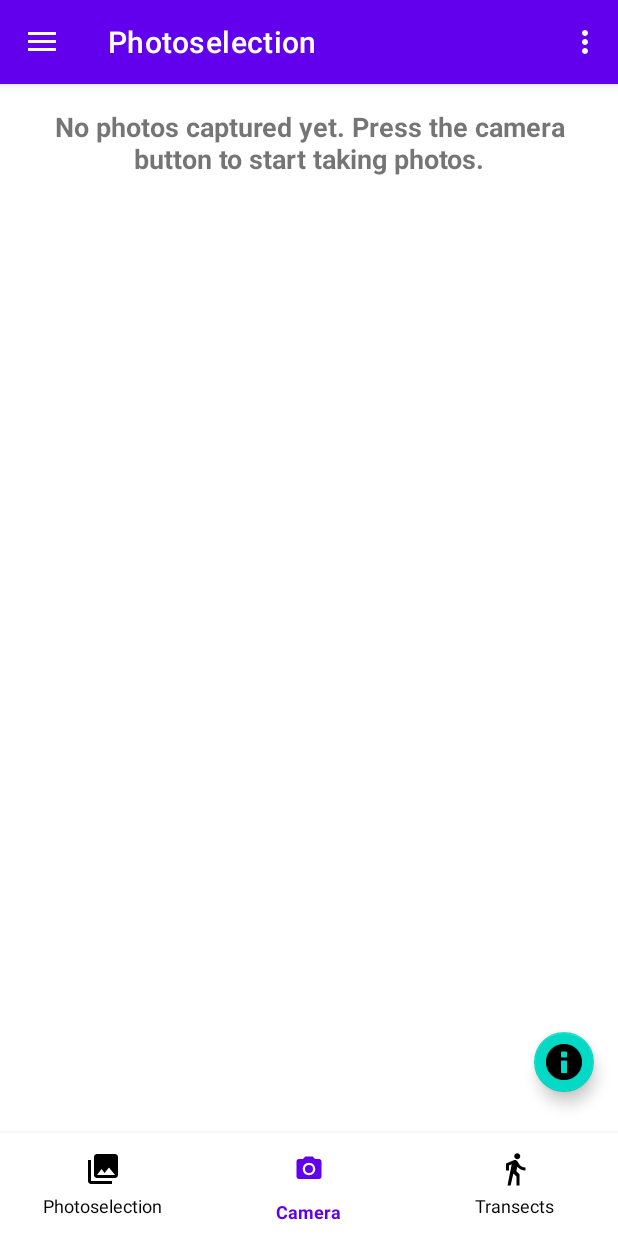
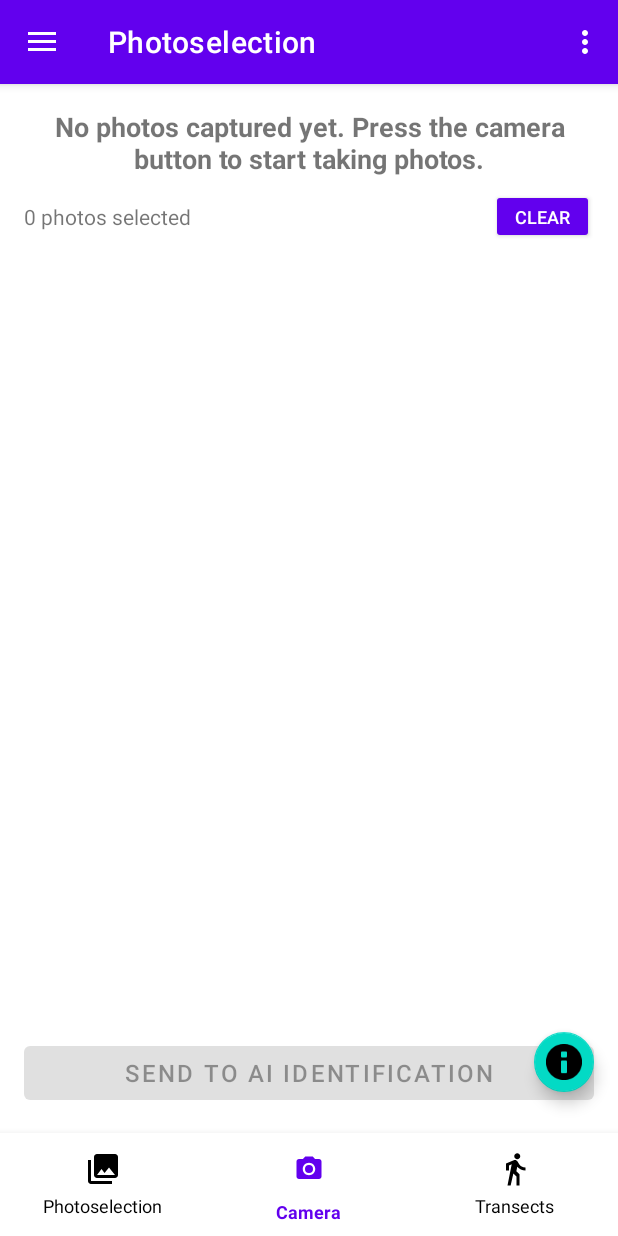
Before and after one commit to ertch/YoloFly, an Android app: the screen it shows after launch (MainActivity), after a tap on "Photoselection", on a phone screen of 412 x 824 dp. Run offline under Robolectric (Android 15) with nearby library versions, the phone set to English and light mode, and no system bars; our stand-ins replace Room's generated code, navigation-ui; libraries missing offline, so code that uses them is left out: androidx.camera.core, androidx.camera.lifecycle; 4 statements that could not run were skipped.

Commit message:
photos start getting taken when camera btn pressed, photoselection works correctly, photos get stored in phone storage / app storage, hashes get sent to database, debug mode true to inspect database in android studio

```diff
--- a/app/src/main/AndroidManifest.xml
+++ b/app/src/main/AndroidManifest.xml
@@ -4,6 +4,10 @@
     <uses-permission android:name="android.permission.CAMERA" />
     <uses-feature android:name="android.hardware.camera" android:required="true" />
     <uses-feature android:name="android.hardware.camera.autofocus" />
+
+    <uses-permission android:name="android.permission.ACCESS_FINE_LOCATION" />
+    <uses-permission android:name="android.permission.ACCESS_COARSE_LOCATION" />
+
 
     <application
         android:allowBackup="true"
--- /dev/null
+++ b/app/src/main/java/com/example/butterflydetector/data/PhotoDao.kt
@@ -0,0 +1,23 @@
+package com.example.butterflydetector.data
+
+import androidx.room.Dao
+import androidx.room.Insert
+import androidx.room.Query
+
+@Dao
+interface PhotoDao {
+    @Insert
+    suspend fun insertPhoto(photo: PhotoEntity): Long
+
+    @Insert
+    suspend fun insertPhotos(photos: List<PhotoEntity>): List<Long>
+
+    @Query("SELECT * FROM photos ORDER BY photoTakenTimestamp DESC")
+    suspend fun getAllPhotos(): List<PhotoEntity>
+
+    @Query("SELECT * FROM photos WHERE id = :id")
+    suspend fun getPhotoById(id: Long): PhotoEntity?
+
+    @Query("DELETE FROM photos")
+    suspend fun deleteAllPhotos()
+}
--- /dev/null
+++ b/app/src/main/java/com/example/butterflydetector/data/PhotoDatabase.kt
@@ -0,0 +1,32 @@
+package com.example.butterflydetector.data
+
+import android.content.Context
+import androidx.room.Database
+import androidx.room.Room
+import androidx.room.RoomDatabase
+
+@Database(
+    entities = [PhotoEntity::class],
+    version = 1,
+    exportSchema = false
+)
+abstract class PhotoDatabase : RoomDatabase() {
+    abstract fun photoDao(): PhotoDao
+
+    companion object {
+        @Volatile
+        private var INSTANCE: PhotoDatabase? = null
+
+        fun getDatabase(context: Context): PhotoDatabase {
+            return INSTANCE ?: synchronized(this) {
+                val instance = Room.databaseBuilder(
+                    context.applicationContext,
+                    PhotoDatabase::class.java,
+                    "photo_database"
+                ).build()
+                INSTANCE = instance
+                instance
+            }
+        }
+    }
+}
--- a/app/src/main/java/com/example/butterflydetector/ui/home/HomeFragment.kt
+++ b/app/src/main/java/com/example/butterflydetector/ui/home/HomeFragment.kt
@@ -2,7 +2,11 @@ package com.example.butterflydetector.ui.home
 
 import android.Manifest
 import android.content.pm.PackageManager
+import android.graphics.Bitmap
 import android.graphics.BitmapFactory
+import android.graphics.ImageFormat
+import android.graphics.Rect
+import android.graphics.YuvImage
 import android.os.Bundle
 import android.os.Handler
 import android.os.Looper
@@ -18,6 +22,7 @@ import androidx.core.content.ContextCompat
 import androidx.fragment.app.Fragment
 import androidx.lifecycle.ViewModelProvider
 import com.example.butterflydetector.databinding.FragmentHomeBinding
+import java.io.ByteArrayOutputStream
 import java.util.concurrent.ExecutorService
 import java.util.concurrent.Executors
 
--- a/app/src/main/java/com/example/butterflydetector/ui/photoselection/PhotoSelectionFragment.kt
+++ b/app/src/main/java/com/example/butterflydetector/ui/photoselection/PhotoSelectionFragment.kt
@@ -1,19 +1,25 @@
 package com.example.butterflydetector.ui.photoselection
 
+import android.app.Dialog
 import android.graphics.Bitmap
 import android.os.Bundle
 import android.util.Log
 import android.view.LayoutInflater
 import android.view.View
 import android.view.ViewGroup
+import android.widget.CheckBox
 import android.widget.ImageView
-import android.widget.TextView
+import android.widget.Toast
 import androidx.fragment.app.Fragment
 import androidx.lifecycle.ViewModelProvider
+import androidx.lifecycle.lifecycleScope
 import androidx.recyclerview.widget.GridLayoutManager
 import androidx.recyclerview.widget.RecyclerView
+import com.example.butterflydetector.R
+import com.example.butterflydetector.data.PhotoDatabase
 import com.example.butterflydetector.databinding.FragmentPhotoselectionBinding
 import com.example.butterflydetector.ui.home.HomeViewModel
+import kotlinx.coroutines.launch
 
 class PhotoSelectionFragment : Fragment() {
 
@@ -22,6 +28,7 @@ class PhotoSelectionFragment : Fragment() {
 
     private lateinit var photoAdapter: PhotoAdapter
     private lateinit var homeViewModel: HomeViewModel
+    private lateinit var photoSelectionViewModel: PhotoSelectionViewModel
 
     override fun onCreateView(
         inflater: LayoutInflater,
@@ -32,22 +39,42 @@ class PhotoSelectionFragment : Fragment() {
         val root: View = binding.root
 
         homeViewModel = ViewModelProvider(requireActivity())[HomeViewModel::class.java]
+        photoSelectionViewModel = ViewModelProvider(this)[PhotoSelectionViewModel::class.java]
 
         setupRecyclerView()
-        observePhotos()
+        setupClickListeners()
+        observeData()
 
         return root
     }
 
     private fun setupRecyclerView() {
-        photoAdapter = PhotoAdapter(emptyList())
+        photoAdapter = PhotoAdapter(
+            photos = emptyList(),
+            onPhotoClick = { position, bitmap -> showPhotoZoom(bitmap) },
+            onPhotoSelectionChanged = { position, isSelected ->
+                photoSelectionViewModel.togglePhotoSelection(position)
+            }
+        )
         binding.photosRecyclerView.apply {
-            layoutManager = GridLayoutManager(requireContext(), 3) // 3 columns
+            layoutManager = GridLayoutManager(requireContext(), 3)
             adapter = photoAdapter
         }
     }
 
-    private fun observePhotos() {
+    private fun setupClickListeners() {
+        binding.clearSelectionBtn.setOnClickListener {
+            photoSelectionViewModel.clearSelection()
+        }
+
+        binding.sendToAiBtn.setOnClickListener {
+            val photos = homeViewModel.capturedPhotos
+            photoSelectionViewModel.sendSelectedPhotosToDatabase(photos)
+        }
+    }
+
+    private fun observeData() {
+        // Observe photos from HomeViewModel
         homeViewModel.photoCount.observe(viewLifecycleOwner) { count ->
             Log.d("PhotoSelectionFragment", "[v0] PhotoSelection observing photo count: $count")
             val photos = homeViewModel.capturedPhotos
@@ -61,6 +88,40 @@ class PhotoSelectionFragment : Fragment() {
                 "No photos captured yet. Press the camera button to start taking photos."
             }
         }
+
+        // Observe photo selection
+        photoSelectionViewModel.selectedPhotos.observe(viewLifecycleOwner) { selectedIndices ->
+            val count = selectedIndices.size
+            binding.selectionCount.text = "$count photos selected"
+            binding.sendToAiBtn.isEnabled = count > 0
+            photoAdapter.updateSelection(selectedIndices)
+        }
+
+        // Observe processing status
+        photoSelectionViewModel.isProcessing.observe(viewLifecycleOwner) { isProcessing ->
+            binding.sendToAiBtn.isEnabled = !isProcessing && (photoSelectionViewModel.selectedPhotos.value?.isNotEmpty() == true)
+            binding.sendToAiBtn.text = if (isProcessing) "Processing..." else "Send to AI Identification"
+        }
+
+        photoSelectionViewModel.processingMessage.observe(viewLifecycleOwner) { message ->
+            if (message.isNotEmpty()) {
+                Toast.makeText(requireContext(), message, Toast.LENGTH_SHORT).show()
+            }
+        }
+    }
+
+    private fun showPhotoZoom(bitmap: Bitmap) {
+        val dialog = Dialog(requireContext(), android.R.style.Theme_Black_NoTitleBar_Fullscreen)
+        val dialogView = LayoutInflater.from(requireContext()).inflate(R.layout.dialog_photo_zoom, null)
+
+        val zoomedPhoto = dialogView.findViewById<ImageView>(R.id.zoomed_photo)
+        val closeBtn = dialogView.findViewById<View>(R.id.close_zoom_btn)
+
+        zoomedPhoto.setImageBitmap(bitmap)
+        closeBtn.setOnClickListener { dialog.dismiss() }
+
+        dialog.setContentView(dialogView)
+        dialog.show()
     }
 
     override fun onDestroyView() {
@@ -69,28 +130,51 @@ class PhotoSelectionFragment : Fragment() {
     }
 }
 
-class PhotoAdapter(private var photos: List<Bitmap>) : RecyclerView.Adapter<PhotoAdapter.PhotoViewHolder>() {
+class PhotoAdapter(
+    private var photos: List<Bitmap>,
+    private val onPhotoClick: (Int, Bitmap) -> Unit,
+    private val onPhotoSelectionChanged: (Int, Boolean) -> Unit
+) : RecyclerView.Adapter<PhotoAdapter.PhotoViewHolder>() {
+
+    private var selectedPhotos: Set<Int> = emptySet()
 
     class PhotoViewHolder(view: View) : RecyclerView.ViewHolder(view) {
-        val imageView: ImageView = view.findViewById(android.R.id.icon)
+        val imageView: ImageView = view.findViewById(R.id.photo_image)
+        val checkbox: CheckBox = view.findViewById(R.id.photo_checkbox)
+        val selectionOverlay: View = view.findViewById(R.id.selection_overlay)
     }
 
     override fun onCreateViewHolder(parent: ViewGroup, viewType: Int): PhotoViewHolder {
-        val imageView = ImageView(parent.context).apply {
-            id = android.R.id.icon
-            layoutParams = ViewGroup.LayoutParams(
-                ViewGroup.LayoutParams.MATCH_PARENT,
-                400 // Increased height for better visibility
-            )
-            scaleType = ImageView.ScaleType.CENTER_CROP
-            setPadding(4, 4, 4, 4) // Add some padding between images
-        }
-        return PhotoViewHolder(imageView)
+        val view = LayoutInflater.from(parent.context).inflate(R.layout.item_photo, parent, false)
+        return PhotoViewHolder(view)
     }
 
     override fun onBindViewHolder(holder: PhotoViewHolder, position: Int) {
         Log.d("PhotoAdapter", "[v0] Binding photo at position $position")
-        holder.imageView.setImageBitmap(photos[position])
+        val bitmap = photos[position]
+        val isSelected = selectedPhotos.contains(position)
+
+        holder.imageView.setImageBitmap(bitmap)
+
+        holder.checkbox.setOnCheckedChangeListener(null)
+        holder.checkbox.isChecked = isSelected
+        holder.selectionOverlay.visibility = if (isSelected) View.VISIBLE else View.GONE
+
+        // Click on image to zoom
+        holder.imageView.setOnClickListener {
+            onPhotoClick(position, bitmap)
+        }
+
+        holder.checkbox.setOnCheckedChangeListener { _, isChecked ->
+            Log.d("PhotoAdapter", "[v0] Checkbox clicked at position $position, isChecked: $isChecked")
+            onPhotoSelectionChanged(position, isChecked)
+        }
+
+        // Click on entire item to toggle selection
+        holder.itemView.setOnClickListener {
+            Log.d("PhotoAdapter", "[v0] Item clicked at position $position")
+            holder.checkbox.isChecked = !holder.checkbox.isChecked
+        }
     }
 
     override fun getItemCount() = photos.size
@@ -100,4 +184,9 @@ class PhotoAdapter(private var photos: List<Bitmap>) : RecyclerView.Adapter<Phot
         photos = newPhotos
         notifyDataSetChanged()
     }
+
+    fun updateSelection(newSelection: Set<Int>) {
+        selectedPhotos = newSelection
+        notifyDataSetChanged()
+    }
 }
--- a/app/src/main/res/layout/fragment_photoselection.xml
+++ b/app/src/main/res/layout/fragment_photoselection.xml
@@ -20,18 +20,66 @@
         app:layout_constraintStart_toStartOf="parent"
         app:layout_constraintTop_toTopOf="parent" />
 
-    <!-- Add RecyclerView to display captured photos in a grid -->
+    <!-- Selection info and controls -->
+    <LinearLayout
+        android:id="@+id/selection_controls"
+        android:layout_width="match_parent"
+        android:layout_height="wrap_content"
+        android:layout_marginStart="16dp"
+        android:layout_marginTop="8dp"
+        android:layout_marginEnd="16dp"
+        android:orientation="horizontal"
+        android:gravity="center_vertical"
+        app:layout_constraintEnd_toEndOf="parent"
+        app:layout_constraintStart_toStartOf="parent"
+        app:layout_constraintTop_toBottomOf="@+id/text_gallery">
+
+        <TextView
+            android:id="@+id/selection_count"
+            android:layout_width="0dp"
+            android:layout_height="wrap_content"
+            android:layout_weight="1"
+            android:text="0 photos selected"
+            android:textSize="14sp" />
+
+        <Button
+            android:id="@+id/clear_selection_btn"
+            android:layout_width="wrap_content"
+            android:layout_height="wrap_content"
+            android:text="Clear"
+            android:textSize="12sp"
+            android:minHeight="32dp"
+            style="?android:attr/buttonStyleSmall" />
+
+    </LinearLayout>
+
+    <!-- RecyclerView to display captured photos in a grid -->
     <androidx.recyclerview.widget.RecyclerView
         android:id="@+id/photos_recycler_view"
         android:layout_width="match_parent"
         android:layout_height="0dp"
         android:layout_marginStart="8dp"
-        android:layout_marginTop="16dp"
+        android:layout_marginTop="8dp"
         android:layout_marginEnd="8dp"
         android:layout_marginBottom="8dp"
+        app:layout_constraintBottom_toTopOf="@+id/send_to_ai_btn"
+        app:layout_constraintEnd_toEndOf="parent"
+        app:layout_constraintStart_toStartOf="parent"
+        app:layout_constraintTop_toBottomOf="@+id/selection_controls" />
+
+    <!-- Send to AI button -->
+    <Button
+        android:id="@+id/send_to_ai_btn"
+        android:layout_width="match_parent"
+        android:layout_height="wrap_content"
+        android:layout_marginStart="16dp"
+        android:layout_marginEnd="16dp"
+        android:layout_marginBottom="16dp"
+        android:text="Send to AI Identification"
+        android:textSize="16sp"
+        android:enabled="false"
         app:layout_constraintBottom_toBottomOf="parent"
         app:layout_constraintEnd_toEndOf="parent"
-        app:layout_constraintStart_toStartOf="parent"
-        app:layout_constraintTop_toBottomOf="@+id/text_gallery" />
+        app:layout_constraintStart_toStartOf="parent" />
 
 </androidx.constraintlayout.widget.ConstraintLayout>
--- a/gradle/libs.versions.toml
+++ b/gradle/libs.versions.toml
@@ -14,6 +14,8 @@ navigationFragmentKtx = "2.9.4"
 navigationUiKtx = "2.9.4"
 hilt = "2.57.1"
 camerax = "1.4.2"
+room = "2.7.2"
+
 
 [libraries]
 androidx-core-ktx = { group = "androidx.core", name = "core-ktx", version.ref = "coreKtx" }
@@ -33,6 +35,9 @@ androidx-camera-core = { group = "androidx.camera", name = "camera-core", versio
 androidx-camera-camera2 = { group = "androidx.camera", name = "camera-camera2", version.ref = "camerax" }
 androidx-camera-lifecycle = { group = "androidx.camera", name = "camera-lifecycle", version.ref = "camerax" }
 androidx-camera-view = { group = "androidx.camera", name = "camera-view", version.ref = "camerax" }
+androidx-room-runtime = { group = "androidx.room", name = "room-runtime", version.ref = "room" }
+androidx-room-compiler = { group = "androidx.room", name = "room-compiler", version.ref = "room" }
+androidx-room-ktx = { group = "androidx.room", name = "room-ktx", version.ref = "room" }
 
 [plugins]
 android-application = { id = "com.android.application", version.ref = "agp" }
```
Also changed, not shown: app/build.gradle.kts (+7 -0 lines), app/src/main/java/com/example/butterflydetector/data/PhotoEntity.kt (added, +17 -0 lines), app/src/main/java/com/example/butterflydetector/data/camera/CameraRepository.kt (deleted, +0 -43 lines), app/src/main/java/com/example/butterflydetector/data/camera/CapturedPhoto.kt (deleted, +0 -12 lines), app/src/main/java/com/example/butterflydetector/domain/CameraUseCase.kt (deleted, +0 -33 lines), app/src/main/java/com/example/butterflydetector/ui/photoselection/PhotoSelectionViewModel.kt (+120 -5 lines), app/src/main/res/layout/dialog_photo_zoom.xml (added, +29 -0 lines), app/src/main/res/layout/item_photo.xml (added, +42 -0 lines), app/src/main/res/drawable/ic_menu_home.xml (line endings or trailing spaces), 2 other files.
